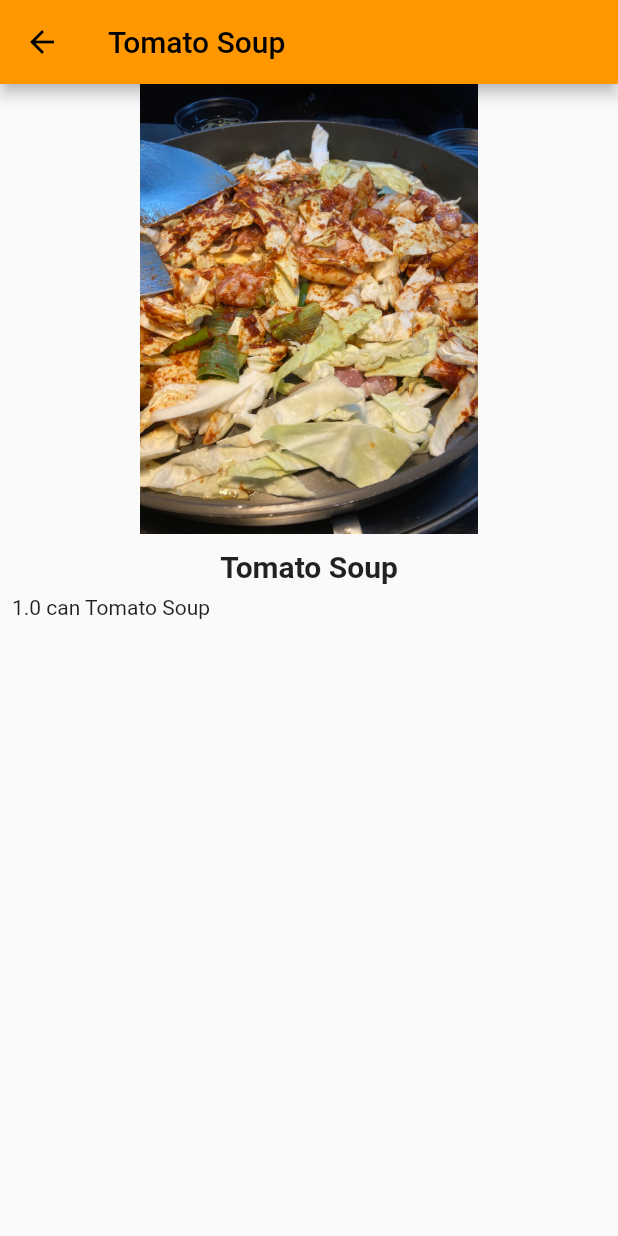
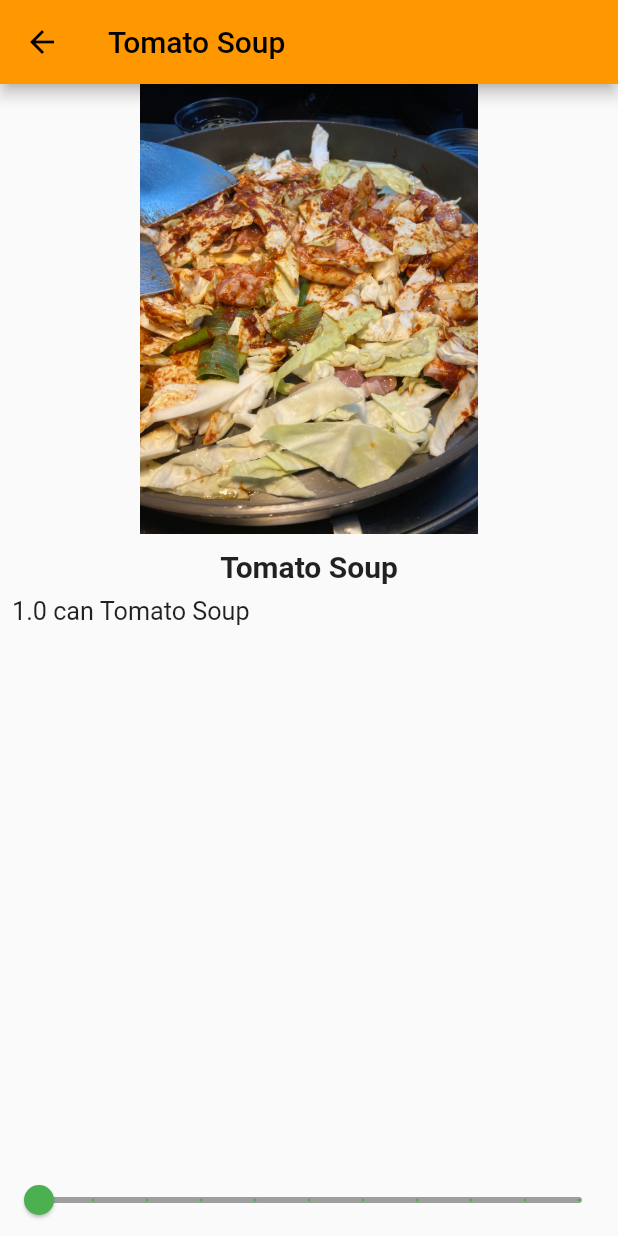
Before and after one commit to hermin9804/TIL, a Flutter app: the screen it shows after launch, after a tap on "Tomato Soup", on a phone screen of 412 x 824 dp. Run offline on Flutter 3.47's test engine with Material 2 defaults, Android fonts, the phone set to English and light mode, and no system bars; Roboto replaces fonts that are missing (palatino).

Commit message:
[feat] theCodingPaPa recipe app add Slider

```diff
--- a/flutter/theCodingPaPa/recipes/lib/main.dart
+++ b/flutter/theCodingPaPa/recipes/lib/main.dart
@@ -71,9 +71,7 @@ class  MyHomePage extends StatelessWidget {
 						)
 					],
 				),
-
 			),
-
 		);
 	}
 }
--- a/flutter/theCodingPaPa/recipes/lib/recipe_detail.dart
+++ b/flutter/theCodingPaPa/recipes/lib/recipe_detail.dart
@@ -1,26 +1,34 @@
 import 'package:flutter/material.dart';
 import 'package:recipes/recipe.dart';
 
-class  RecipeDetail extends StatelessWidget {
+class  RecipeDetail extends StatefulWidget {
 	final Recipe recipe;
 	const RecipeDetail({Key? key, required this.recipe}) : super(key: key);
 
   @override
+  State<RecipeDetail> createState() => _RecipeDetailState();
+}
+
+class _RecipeDetailState extends State<RecipeDetail> {
+	int _sliderVal = 1;
+
+	@override
 	Widget build(BuildContext context) {
 		return Scaffold(
-			appBar: AppBar(title: Text(recipe.label),),
-			body: Column(
+			appBar: AppBar(title: Text(widget.recipe.label),),
+			body: SafeArea(
+			  child: Column(
 			  	children: [
 			  		SizedBox(
 			  			width:double.infinity,
 			  			height: 300,
-						child: Image.asset(recipe.imageUrl)
+			  			child: Image.asset(widget.recipe.imageUrl)
 			  		),
 			  		const SizedBox(
 			  			height: 10,
 			  		),
 			  		Text(
-						recipe.label,
+			  			widget.recipe.label,
 			  			style: const TextStyle(
 			  				fontSize: 20.0,
 			  				fontWeight: FontWeight.w700,
@@ -32,13 +40,31 @@ class  RecipeDetail extends StatelessWidget {
 			  				shrinkWrap: true,
 			  				padding: const EdgeInsets.all(8),
 			  				itemBuilder: (context, index) {
-								Ingredient ingredient = recipe.ingredients[index];
-								return Text('${ingredient.quantity} ${ingredient.measure} ${ingredient.name}');
+			  					Ingredient ingredient = widget.recipe.ingredients[index];
+			  					return Text(
+										'${ingredient.quantity * _sliderVal} ${ingredient.measure} ${ingredient.name}',
+										textScaleFactor: 1.2,
+									);
 			  				},
-							itemCount: recipe.ingredients.length,
+			  				itemCount: widget.recipe.ingredients.length,
 			  			)
 			  		),
+			  		Slider(
+			  			min: 1,
+			  			max: 10,
+			  			divisions: 10,
+			  			value: _sliderVal.toDouble(),
+			  			onChanged: (double newValue){
+			  			  setState(() {
+			  			    _sliderVal = newValue.round();
+			  			  });
+			  			},
+			  			activeColor: Colors.green,
+			  			inactiveColor: Colors.grey,
+							label: "${_sliderVal * widget.recipe.servings} servings",
+			  		),
 			  	],
+			  ),
 			),
 		);
 	}
```
Also changed, not shown: 3 other files. Lines whose indentation alone changed are shown as unchanged.
